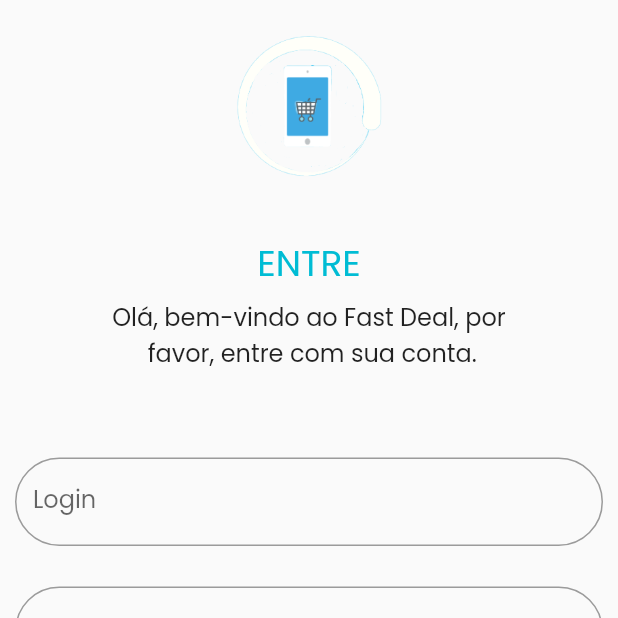
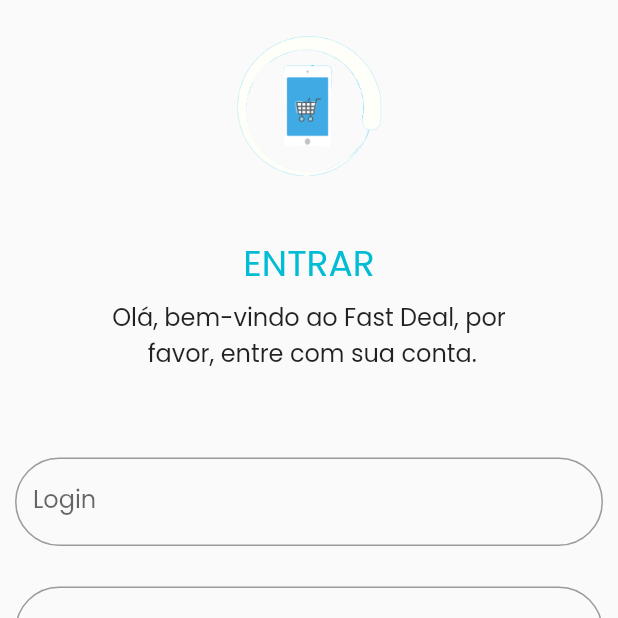
Before and after one commit to otavioalbucosta/FastDeal, a Flutter app: the screen it shows after launch, on a phone screen of 412 x 824 dp, the top half of it. Run offline on Flutter 3.47's test engine with Material 2 defaults, Android fonts, the phone set to English and light mode, and no system bars; our stand-ins replace google_fonts.

Commit message:
alterações feitas

```diff
--- a/fast_deal/lib/view/loginpage.dart
+++ b/fast_deal/lib/view/loginpage.dart
@@ -24,7 +24,7 @@ class LoginPage extends StatelessWidget {
             Padding(
               padding: EdgeInsets.only(top: 35.0, bottom: 5.0),
               child: Text(
-                "ENTRE",
+                "ENTRAR",
                 textAlign: TextAlign.center,
                 style: GoogleFonts.poppins(
                     textStyle: TextStyle(
--- a/fast_deal/lib/view/mainpage.dart
+++ b/fast_deal/lib/view/mainpage.dart
@@ -11,7 +11,7 @@ class _MainPageState extends State<MainPage> {
   @override
   Widget build(BuildContext context) {
     return Scaffold(
-      appBar: AppBar(backgroundColor: Colors.cyan, title: Icon()),
+      appBar: AppBar(backgroundColor: Colors.cyan, title: Icon(Icons.person)),
     );
   }
 }
```
